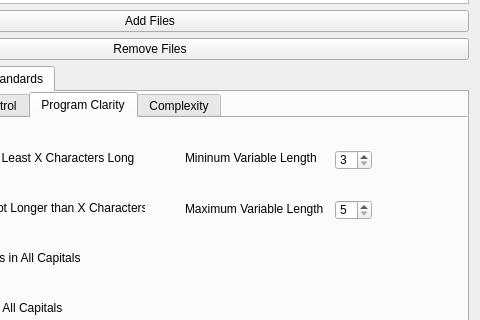
Qt form plyj-master/GUI/UIFiles/FileSubmitter.ui (JLMcBride22/SourceCodeChecker) before a commit; both pictures show x 180 to 660 and y 366 to 686 of the 660 by 850 pixel window.
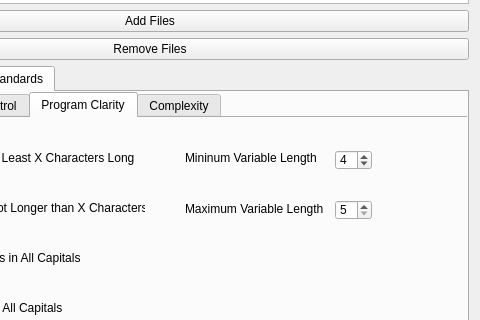
The same form after that commit. The open tabs and pages were chosen to show the change. Icons and pictures are not drawn.

The edit to the form file:
```diff
--- a/plyj-master/GUI/UIFiles/FileSubmitter.ui
+++ b/plyj-master/GUI/UIFiles/FileSubmitter.ui
@@ -993,6 +993,9 @@
          <property name="maximum">
           <number>20</number>
          </property>
+         <property name="value">
+          <number>4</number>
+         </property>
         </widget>
         <widget class="QLabel" name="label">
          <property name="geometry">
```
Left out of the diff: 2 changed lines with no effect on the pictures.
